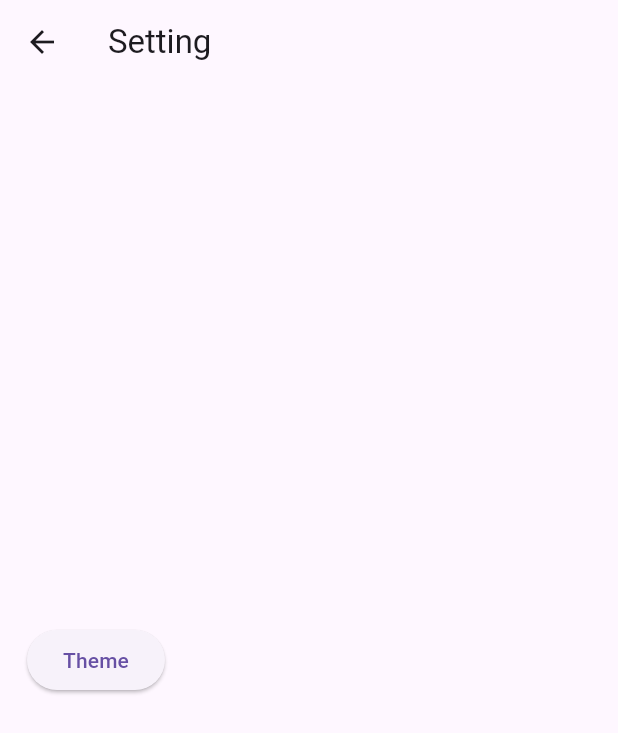
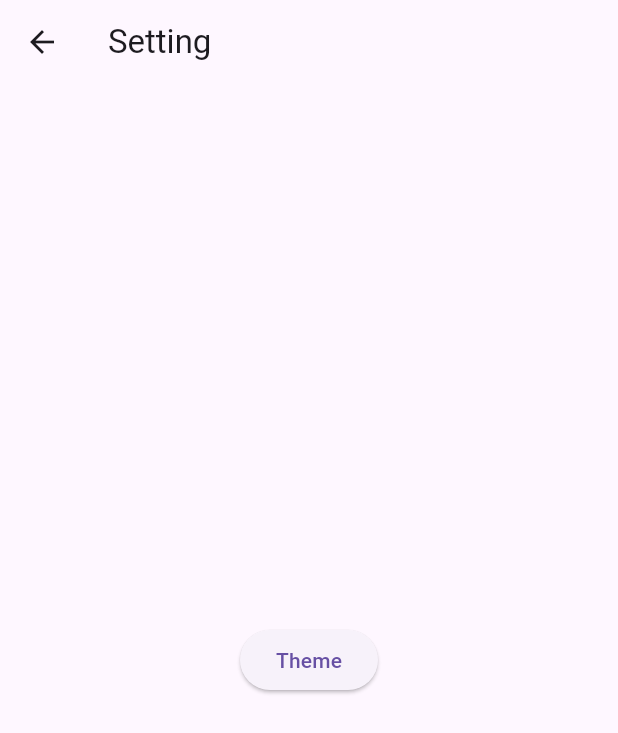
Before and after one commit to Vedpatel28/getx_app, a Flutter app: the screen it shows after launch, after a tap on the "settings" icon, on a phone screen of 412 x 824 dp. Shown: the top 733 px of the screen. Run offline on Flutter 3.47's test engine with Material 2 defaults, Android fonts, the phone set to English and light mode, and no system bars; our stand-ins replace get.

```diff
--- a/lib/controller/setting_controller.dart
+++ b/lib/controller/setting_controller.dart
@@ -1,12 +1,17 @@
-// ignore_for_file: unrelated_type_equality_checks
+// ignore_for_file: unrelated_type_equality_checks, camel_case_types
 
+import 'package:flutter/cupertino.dart';
 import 'package:get/get.dart';
+import 'package:getx_app/model/setting_model.dart';
 
-class settingProvider extends GetxController {
-  RxBool theme = true.obs;
+class settingController extends GetxController {
+
+  settingmodel models = settingmodel();
 
   changeTheme() {
-    theme.value = !theme.value;
-    print(theme.value);
+    models.theme.value = !models.theme.value;
+    debugPrint("++++++++==============");
+    debugPrint("${models.theme.value}");
+    debugPrint("+++++++++=============");
   }
 }
--- a/lib/main.dart
+++ b/lib/main.dart
@@ -1,6 +1,7 @@
 import 'package:flutter/material.dart';
 import 'package:get/get.dart';
 import 'package:getx_app/controller/setting_controller.dart';
+import 'package:getx_app/views/screens/counter_page.dart';
 import 'package:getx_app/views/screens/home_page.dart';
 import 'package:getx_app/views/screens/setting_page.dart';
 
@@ -13,7 +14,7 @@ void main() {
 class MyApp extends StatelessWidget {
   MyApp({super.key});
 
-  final settingProvider controller = Get.put(settingProvider());
+  final settingController controller = Get.put(settingController());
 
   @override
   Widget build(BuildContext context) {
@@ -21,17 +22,21 @@ class MyApp extends StatelessWidget {
       debugShowCheckedModeBanner: false,
       theme: ThemeData(
           useMaterial3: true,
-        brightness: controller.theme.value ? Brightness.light : Brightness.dark,
+        brightness: controller.models.theme.value ? Brightness.light : Brightness.dark,
       ),
       getPages: [
         GetPage(
           name: "/",
-          page: () => home_page(),
+          page: () => const home_page(),
         ),
         GetPage(
           name: "/setting",
           page: () => setting_page(),
         ),
+        GetPage(
+          name: "/counter",
+          page: () => counter_Page(),
+        ),
       ],
     );
   }
--- /dev/null
+++ b/lib/model/calculator_model.dart
@@ -0,0 +1,3 @@
+class CalculatorModel {
+
+}
--- /dev/null
+++ b/lib/model/setting_model.dart
@@ -0,0 +1,7 @@
+import 'package:get/get.dart';
+
+class settingmodel {
+
+  RxBool theme = true.obs;
+
+}
--- a/lib/views/screens/home_page.dart
+++ b/lib/views/screens/home_page.dart
@@ -9,20 +9,29 @@ class home_page extends StatelessWidget {
     return Scaffold(
       appBar: AppBar(
         title: const Text("home"),
+        actions: [
+          IconButton(
+            onPressed: () {
+              Get.toNamed(
+                "/setting",
+              );
+            },
+            icon: const Icon(Icons.settings),
+          ),
+        ],
+        centerTitle: true,
       ),
       body: Padding(
-        padding: const EdgeInsets.all(8.0),
+        padding: EdgeInsets.all(8.0),
         child: Center(
           child: Column(
             mainAxisAlignment: MainAxisAlignment.center,
             children: [
-              IconButton(
-                onPressed: () {
-                  Get.toNamed(
-                    "/setting",
-                  );
+              GestureDetector(
+                onTap: () {
+                  Get.toNamed("/counter");
                 },
-                icon: const Icon(Icons.settings),
+                child: const Text("Counter"),
               ),
             ],
           ),
--- a/lib/views/screens/setting_page.dart
+++ b/lib/views/screens/setting_page.dart
@@ -6,7 +6,7 @@ import 'package:getx_app/controller/setting_controller.dart';
 class setting_page extends StatelessWidget {
   setting_page({super.key});
 
-  final settingProvider controller = Get.put(settingProvider());
+  final settingController controller = Get.find();
 
   @override
   Widget build(BuildContext context) {
@@ -19,7 +19,9 @@ class setting_page extends StatelessWidget {
       ),
       body: Padding(
         padding: const EdgeInsets.all(18),
+        child: Center(
           child: Column(
+            crossAxisAlignment: CrossAxisAlignment.center,
             mainAxisAlignment: MainAxisAlignment.center,
             children: [
               ElevatedButton(
@@ -31,6 +33,7 @@ class setting_page extends StatelessWidget {
             ],
           ),
         ),
+      ),
     );
   }
 }
```
Also changed, not shown: lib/controller/calculator_controller.dart (added, +12 -0 lines), lib/controller/counter_controller.dart (added, +14 -0 lines), lib/model/counter_model.dart (added, +9 -0 lines), lib/views/screens/counter_page.dart (added, +37 -0 lines), lib/views/screens/calculator_page.dart (added). Lines whose indentation alone changed are shown as unchanged.
